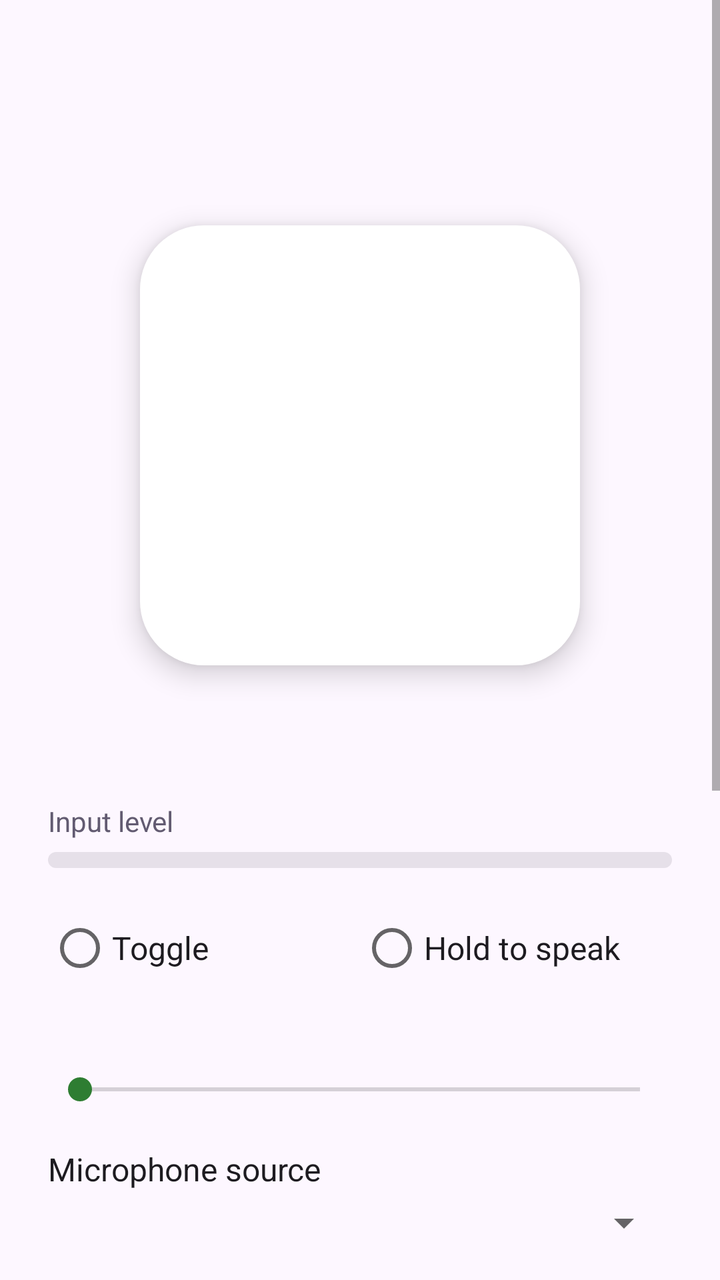
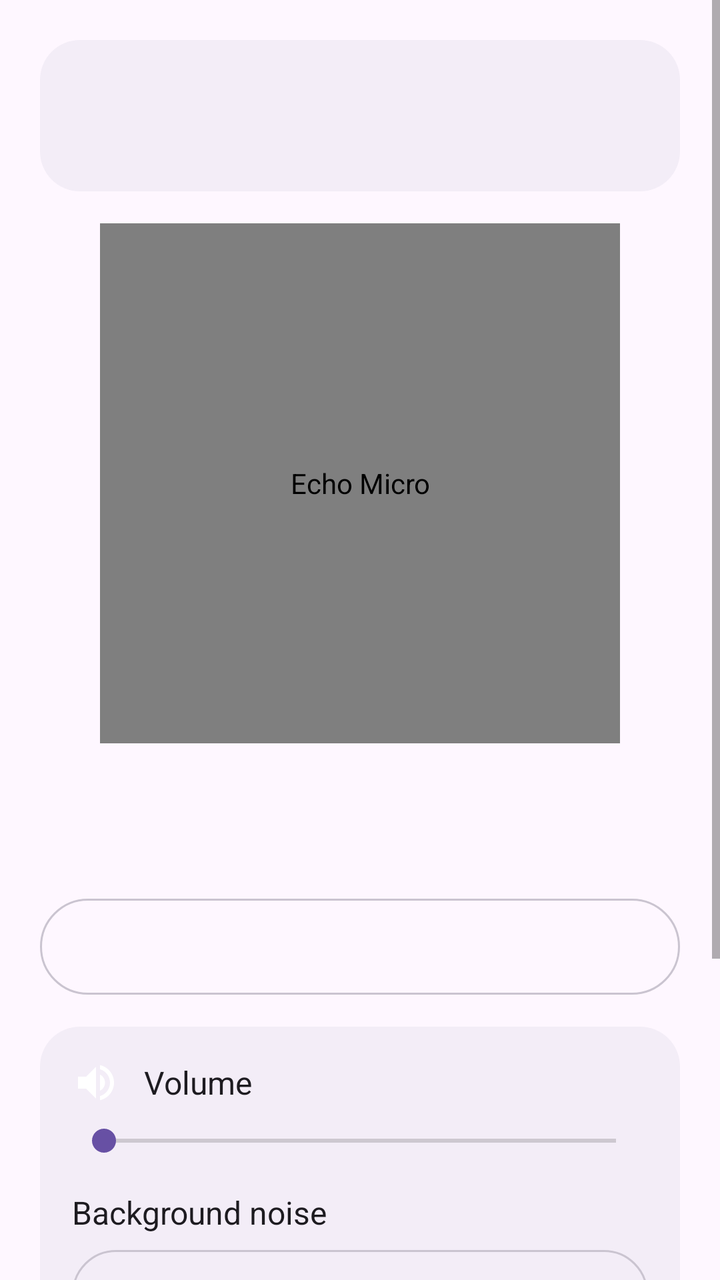

Two renders of the same Android screen: before a commit and after it. Below are the layout's source before the change and the commit's diff.
<!-- AndroidManifest.xml: application theme AppTheme -->
<!-- res/layout/activity_main.xml -->
<?xml version="1.0" encoding="utf-8"?>
<ScrollView xmlns:android="http://schemas.android.com/apk/res/android"
  android:layout_width="match_parent"
  android:layout_height="match_parent"
  android:fillViewport="true">

  <LinearLayout
    android:id="@+id/root"
    android:layout_width="match_parent"
    android:layout_height="wrap_content"
    android:gravity="center_horizontal"
    android:orientation="vertical"
    android:paddingLeft="24dp"
    android:paddingTop="32dp"
    android:paddingRight="24dp"
    android:paddingBottom="24dp">

    <TextView
      android:id="@+id/outputLabel"
      android:layout_width="match_parent"
      android:layout_height="wrap_content"
      android:gravity="center"
      android:textColor="@color/text_primary"
      android:textSize="20sp"
      android:textStyle="bold" />

    <TextView
      android:id="@+id/warningLabel"
      android:layout_width="match_parent"
      android:layout_height="wrap_content"
      android:layout_marginTop="4dp"
      android:gravity="center"
      android:text="@string/feedback_warning"
      android:textColor="@color/warning"
      android:textSize="14sp"
      android:visibility="gone" />

    <TextView
      android:id="@+id/statusLabel"
      android:layout_width="match_parent"
      android:layout_height="wrap_content"
      android:layout_marginTop="8dp"
      android:gravity="center"
      android:textColor="@color/text_secondary"
      android:textSize="16sp" />

    <Space
      android:layout_width="match_parent"
      android:layout_height="0dp"
      android:layout_weight="1"
      android:minHeight="24dp" />

    <FrameLayout
      android:id="@+id/micButton"
      android:layout_width="220dp"
      android:layout_height="220dp"
      android:background="@drawable/mic_button"
      android:clickable="true"
      android:elevation="8dp"
      android:focusable="true">

      <ImageView
        android:id="@+id/micIcon"
        android:layout_width="96dp"
        android:layout_height="96dp"
        android:layout_gravity="center"
        android:importantForAccessibility="no"
        android:src="@drawable/ic_mic" />
    </FrameLayout>

    <TextView
      android:id="@+id/hintLabel"
      android:layout_width="wrap_content"
      android:layout_height="wrap_content"
      android:layout_marginTop="20dp"
      android:textColor="@color/text_secondary"
      android:textSize="18sp" />

    <TextView
      android:layout_width="match_parent"
      android:layout_height="wrap_content"
      android:layout_marginTop="24dp"
      android:text="@string/level"
      android:textColor="@color/text_secondary"
      android:textSize="14sp" />

    <ProgressBar
      android:id="@+id/levelBar"
      style="@android:style/Widget.ProgressBar.Horizontal"
      android:layout_width="match_parent"
      android:layout_height="8dp"
      android:layout_marginTop="6dp"
      android:max="100"
      android:progressDrawable="@drawable/level_bar" />

    <Space
      android:layout_width="match_parent"
      android:layout_height="0dp"
      android:layout_weight="1"
      android:minHeight="24dp" />

    <RadioGroup
      android:id="@+id/modeGroup"
      android:layout_width="match_parent"
      android:layout_height="wrap_content"
      android:orientation="horizontal">

      <RadioButton
        android:id="@+id/modeToggle"
        android:layout_width="0dp"
        android:layout_height="wrap_content"
        android:layout_weight="1"
        android:text="@string/mode_toggle"
        android:textColor="@color/text_primary"
        android:textSize="16sp" />

      <RadioButton
        android:id="@+id/modeHold"
        android:layout_width="0dp"
        android:layout_height="wrap_content"
        android:layout_weight="1"
        android:text="@string/mode_hold"
        android:textColor="@color/text_primary"
        android:textSize="16sp" />
    </RadioGroup>

    <TextView
      android:id="@+id/gainLabel"
      android:layout_width="match_parent"
      android:layout_height="wrap_content"
      android:layout_marginTop="20dp"
      android:textColor="@color/text_primary"
      android:textSize="16sp" />

    <SeekBar
      android:id="@+id/gainBar"
      android:layout_width="match_parent"
      android:layout_height="wrap_content"
      android:layout_marginTop="4dp"
      android:max="200" />

    <TextView
      android:layout_width="match_parent"
      android:layout_height="wrap_content"
      android:layout_marginTop="20dp"
      android:text="@string/source"
      android:textColor="@color/text_primary"
      android:textSize="16sp" />

    <Spinner
      android:id="@+id/sourceSpinner"
      android:layout_width="match_parent"
      android:layout_height="wrap_content"
      android:layout_marginTop="4dp" />

    <Switch
      android:id="@+id/guardSwitch"
      android:layout_width="match_parent"
      android:layout_height="wrap_content"
      android:layout_marginTop="20dp"
      android:text="@string/guard_speaker"
      android:textColor="@color/text_primary"
      android:textSize="16sp" />

    <Switch
      android:id="@+id/feedbackSwitch"
      android:layout_width="match_parent"
      android:layout_height="wrap_content"
      android:layout_marginTop="12dp"
      android:text="@string/feedback"
      android:textColor="@color/text_primary"
      android:textSize="16sp" />

    <Switch
      android:id="@+id/denoiseSwitch"
      android:layout_width="match_parent"
      android:layout_height="wrap_content"
      android:layout_marginTop="12dp"
      android:text="@string/denoise"
      android:textColor="@color/text_primary"
      android:textSize="16sp" />

    <Switch
      android:id="@+id/shiftSwitch"
      android:layout_width="match_parent"
      android:layout_height="wrap_content"
      android:layout_marginTop="12dp"
      android:text="@string/shift"
      android:textColor="@color/text_primary"
      android:textSize="16sp" />

    <Switch
      android:id="@+id/highPassSwitch"
      android:layout_width="match_parent"
      android:layout_height="wrap_content"
      android:layout_marginTop="12dp"
      android:text="@string/high_pass"
      android:textColor="@color/text_primary"
      android:textSize="16sp" />

    <Switch
      android:id="@+id/limiterSwitch"
      android:layout_width="match_parent"
      android:layout_height="wrap_content"
      android:layout_marginTop="12dp"
      android:text="@string/limiter"
      android:textColor="@color/text_primary"
      android:textSize="16sp" />

    <Switch
      android:id="@+id/micDirSwitch"
      android:layout_width="match_parent"
      android:layout_height="wrap_content"
      android:layout_marginTop="12dp"
      android:text="@string/mic_direction"
      android:textColor="@color/text_primary"
      android:textSize="16sp" />

    <Switch
      android:id="@+id/systemNsSwitch"
      android:layout_width="match_parent"
      android:layout_height="wrap_content"
      android:layout_marginTop="12dp"
      android:text="@string/system_ns"
      android:textColor="@color/text_primary"
      android:textSize="16sp" />

    <Button
      android:id="@+id/stopButton"
      style="@android:style/Widget.Material.Button.Borderless.Colored"
      android:layout_width="wrap_content"
      android:layout_height="wrap_content"
      android:layout_marginTop="16dp"
      android:text="@string/stop_service"
      android:visibility="gone" />
  </LinearLayout>
</ScrollView>
<!-- resources referenced by this layout -->
<resources>
  <color name="text_primary">#FF1D1B20</color>
  <color name="text_secondary">#FF625B71</color>
  <color name="warning">#FFB3261E</color>
  <!-- drawable ic_mic (drawable) -->
  <?xml version="1.0" encoding="utf-8"?>
  <vector xmlns:android="http://schemas.android.com/apk/res/android"
    android:width="24dp"
    android:height="24dp"
    android:viewportWidth="24"
    android:viewportHeight="24">
    <path
      android:fillColor="#FFFFFFFF"
      android:pathData="M12,14c1.66,0 3,-1.34 3,-3V5c0,-1.66 -1.34,-3 -3,-3S9,3.34 9,5v6c0,1.66 1.34,3 3,3zM17.3,11c0,3 -2.54,5.1 -5.3,5.1S6.7,14 6.7,11H5c0,3.41 2.72,6.23 6,6.72V21h2v-3.28c3.28,-0.48 6,-3.3 6,-6.72h-1.7z" />
  </vector>
  <!-- drawable level_bar (drawable) -->
  <?xml version="1.0" encoding="utf-8"?>
  <layer-list xmlns:android="http://schemas.android.com/apk/res/android">
    <item android:id="@android:id/background">
      <shape>
        <corners android:radius="4dp" />
        <solid android:color="@color/level_track" />
      </shape>
    </item>
    <item android:id="@android:id/progress">
      <clip>
        <shape>
          <corners android:radius="4dp" />
          <solid android:color="@color/level_fill" />
        </shape>
      </clip>
    </item>
  </layer-list>
  <!-- drawable mic_button (drawable) -->
  <?xml version="1.0" encoding="utf-8"?>
  <shape xmlns:android="http://schemas.android.com/apk/res/android" android:shape="rectangle">
    <corners android:radius="32dp" />
    <solid android:color="#FFFFFFFF" />
  </shape>
  <string name="denoise">Advanced noise reduction (RNNoise, +10–20 ms)</string>
  <string name="feedback">Automatic feedback (howl) suppressor</string>
  <string name="feedback_warning">The mic will hear the phone speaker and squeal</string>
  <string name="guard_speaker">Block when playing through the phone speaker</string>
  <string name="high_pass">Cut low rumble (below 120 Hz)</string>
  <string name="level">Input level</string>
  <string name="limiter">Limiter (protects the speaker)</string>
  <string name="mic_direction">Directional mic, facing you (if the phone supports it)</string>
  <string name="mode_hold">Hold to speak</string>
  <string name="mode_toggle">Toggle</string>
  <string name="shift">Extra anti-feedback (shift voice 5 Hz; speech only)</string>
  <string name="source">Microphone source</string>
  <string name="stop_service">Stop</string>
  <string name="system_ns">Phone noise suppression</string>
  <style name="AppTheme" parent="@android:style/Theme.Material.Light.NoActionBar">
      <item name="android:windowBackground">@color/background</item>
      <item name="android:statusBarColor">@color/background</item>
      <item name="android:navigationBarColor">@color/background</item>
      <item name="android:windowLightStatusBar">true</item>
      <item name="android:colorAccent">@color/mic_active</item>
    </style>
  <color name="level_track">#FFE6E0E9</color>
  <color name="level_fill">#FF2E7D32</color>
  <color name="background">#FFFDF7FF</color>
  <color name="mic_active">#FF2E7D32</color>
</resources>

<!-- the commit's change to res/layout/activity_main.xml (unified diff, before → after) -->
@@ -5,232 +5,286 @@
   android:fillViewport="true">
 
   <LinearLayout
-    android:id="@+id/root"
     android:layout_width="match_parent"
     android:layout_height="wrap_content"
-    android:gravity="center_horizontal"
     android:orientation="vertical"
-    android:paddingLeft="24dp"
-    android:paddingTop="32dp"
-    android:paddingRight="24dp"
+    android:paddingLeft="20dp"
+    android:paddingTop="20dp"
+    android:paddingRight="20dp"
     android:paddingBottom="24dp">
 
+    
+    <LinearLayout
+      android:id="@+id/outputCard"
+      android:layout_width="match_parent"
+      android:layout_height="wrap_content"
+      android:background="@drawable/card_bg"
+      android:gravity="center_vertical"
+      android:orientation="horizontal"
+      android:padding="16dp">
+
+      <ImageView
+        android:id="@+id/outputIcon"
+        android:layout_width="32dp"
+        android:layout_height="32dp"
+        android:importantForAccessibility="no" />
+
+      <LinearLayout
+        android:layout_width="0dp"
+        android:layout_height="wrap_content"
+        android:layout_marginLeft="14dp"
+        android:layout_weight="1"
+        android:orientation="vertical">
+
+        <TextView
+          android:id="@+id/outputTitle"
+          android:layout_width="match_parent"
+          android:layout_height="wrap_content"
+          android:textColor="@color/text_primary"
+          android:textSize="17sp"
+          android:textStyle="bold" />
+
+        <TextView
+          android:id="@+id/outputSubtitle"
+          android:layout_width="match_parent"
+          android:layout_height="wrap_content"
+          android:layout_marginTop="2dp"
+          android:textColor="@color/text_secondary"
+          android:textSize="14sp" />
+      </LinearLayout>
+    </LinearLayout>
+
+    
+    <Space
+      android:layout_width="match_parent"
+      android:layout_height="0dp"
+      android:layout_weight="1"
+      android:minHeight="16dp" />
+
+    <com.github.warren_bank.echo.MicButtonView
+      android:id="@+id/micButton"
+      android:layout_width="260dp"
+      android:layout_height="260dp"
+      android:layout_gravity="center_horizontal"
+      android:contentDescription="@string/app_name" />
+
     <TextView
-      android:id="@+id/outputLabel"
-      android:layout_width="match_parent"
-      android:layout_height="wrap_content"
+      android:id="@+id/statusLabel"
+      android:layout_width="match_parent"
+      android:layout_height="wrap_content"
+      android:layout_marginTop="8dp"
       android:gravity="center"
       android:textColor="@color/text_primary"
-      android:textSize="20sp"
+      android:textSize="22sp"
       android:textStyle="bold" />
 
     <TextView
-      android:id="@+id/warningLabel"
+      android:id="@+id/hintLabel"
       android:layout_width="match_parent"
       android:layout_height="wrap_content"
       android:layout_marginTop="4dp"
       android:gravity="center"
-      android:text="@string/feedback_warning"
-      android:textColor="@color/warning"
-      android:textSize="14sp"
-      android:visibility="gone" />
-
-    <TextView
-      android:id="@+id/statusLabel"
-      android:layout_width="match_parent"
-      android:layout_height="wrap_content"
-      android:layout_marginTop="8dp"
-      android:gravity="center"
       android:textColor="@color/text_secondary"
-      android:textSize="16sp" />
+      android:textSize="15sp" />
 
     <Space
       android:layout_width="match_parent"
       android:layout_height="0dp"
       android:layout_weight="1"
-      android:minHeight="24dp" />
-
-    <FrameLayout
-      android:id="@+id/micButton"
-      android:layout_width="220dp"
-      android:layout_height="220dp"
-      android:background="@drawable/mic_button"
+      android:minHeight="16dp" />
+
+    
+    <LinearLayout
+      android:id="@+id/modeSegment"
+      android:layout_width="match_parent"
+      android:layout_height="48dp"
+      android:background="@drawable/seg_container"
+      android:orientation="horizontal"
+      android:padding="4dp" />
+
+    <LinearLayout
+      android:layout_width="match_parent"
+      android:layout_height="wrap_content"
+      android:layout_marginTop="16dp"
+      android:background="@drawable/card_bg"
+      android:orientation="vertical"
+      android:padding="16dp">
+
+      <LinearLayout
+        android:layout_width="match_parent"
+        android:layout_height="wrap_content"
+        android:gravity="center_vertical"
+        android:orientation="horizontal">
+
+        <ImageView
+          android:id="@+id/volumeIcon"
+          android:layout_width="24dp"
+          android:layout_height="24dp"
+          android:importantForAccessibility="no"
+          android:src="@drawable/ic_speaker" />
+
+        <TextView
+          android:layout_width="0dp"
+          android:layout_height="wrap_content"
+          android:layout_marginLeft="12dp"
+          android:layout_weight="1"
+          android:text="@string/volume"
+          android:textColor="@color/text_primary"
+          android:textSize="16sp" />
+
+        <TextView
+          android:id="@+id/gainValue"
+          android:layout_width="wrap_content"
+          android:layout_height="wrap_content"
+          android:textColor="@color/text_secondary"
+          android:textSize="16sp" />
+      </LinearLayout>
+
+      <SeekBar
+        android:id="@+id/gainBar"
+        android:layout_width="match_parent"
+        android:layout_height="wrap_content"
+        android:layout_marginTop="8dp" />
+
+      <TextView
+        android:layout_width="match_parent"
+        android:layout_height="wrap_content"
+        android:layout_marginTop="16dp"
+        android:text="@string/noise_title"
+        android:textColor="@color/text_primary"
+        android:textSize="16sp" />
+
+      <LinearLayout
+        android:id="@+id/noiseSegment"
+        android:layout_width="match_parent"
+        android:layout_height="44dp"
+        android:layout_marginTop="8dp"
+        android:background="@drawable/seg_container"
+        android:orientation="horizontal"
+        android:padding="4dp" />
+
+      <TextView
+        android:layout_width="match_parent"
+        android:layout_height="wrap_content"
+        android:layout_marginTop="16dp"
+        android:text="@string/howl_title"
+        android:textColor="@color/text_primary"
+        android:textSize="16sp" />
+
+      <LinearLayout
+        android:id="@+id/howlSegment"
+        android:layout_width="match_parent"
+        android:layout_height="44dp"
+        android:layout_marginTop="8dp"
+        android:background="@drawable/seg_container"
+        android:orientation="horizontal"
+        android:padding="4dp" />
+    </LinearLayout>
+
+    
+    <LinearLayout
+      android:id="@+id/advancedHeader"
+      android:layout_width="match_parent"
+      android:layout_height="48dp"
+      android:layout_marginTop="8dp"
+      android:background="?android:attr/selectableItemBackground"
       android:clickable="true"
-      android:elevation="8dp"
-      android:focusable="true">
+      android:focusable="true"
+      android:gravity="center_vertical"
+      android:orientation="horizontal"
+      android:paddingLeft="4dp"
+      android:paddingRight="4dp">
+
+      <TextView
+        android:layout_width="0dp"
+        android:layout_height="wrap_content"
+        android:layout_weight="1"
+        android:text="@string/advanced"
+        android:textColor="@color/text_secondary"
+        android:textSize="15sp" />
 
       <ImageView
-        android:id="@+id/micIcon"
-        android:layout_width="96dp"
-        android:layout_height="96dp"
-        android:layout_gravity="center"
+        android:id="@+id/advancedArrow"
+        android:layout_width="24dp"
+        android:layout_height="24dp"
         android:importantForAccessibility="no"
-        android:src="@drawable/ic_mic" />
-    </FrameLayout>
-
-    <TextView
-      android:id="@+id/hintLabel"
-      android:layout_width="wrap_content"
-      android:layout_height="wrap_content"
-      android:layout_marginTop="20dp"
-      android:textColor="@color/text_secondary"
-      android:textSize="18sp" />
-
-    <TextView
-      android:layout_width="match_parent"
-      android:layout_height="wrap_content"
-      android:layout_marginTop="24dp"
-      android:text="@string/level"
-      android:textColor="@color/text_secondary"
-      android:textSize="14sp" />
-
-    <ProgressBar
-      android:id="@+id/levelBar"
-      style="@android:style/Widget.ProgressBar.Horizontal"
-      android:layout_width="match_parent"
-      android:layout_height="8dp"
-      android:layout_marginTop="6dp"
-      android:max="100"
-      android:progressDrawable="@drawable/level_bar" />
-
-    <Space
-      android:layout_width="match_parent"
-      android:layout_height="0dp"
-      android:layout_weight="1"
-      android:minHeight="24dp" />
-
-    <RadioGroup
-      android:id="@+id/modeGroup"
-      android:layout_width="match_parent"
-      android:layout_height="wrap_content"
-      android:orientation="horizontal">
-
-      <RadioButton
-        android:id="@+id/modeToggle"
-        android:layout_width="0dp"
-        android:layout_height="wrap_content"
-        android:layout_weight="1"
-        android:text="@string/mode_toggle"
-        android:textColor="@color/text_primary"
-        android:textSize="16sp" />
-
-      <RadioButton
-        android:id="@+id/modeHold"
-        android:layout_width="0dp"
-        android:layout_height="wrap_content"
-        android:layout_weight="1"
-        android:text="@string/mode_hold"
-        android:textColor="@color/text_primary"
-        android:textSize="16sp" />
-    </RadioGroup>
-
-    <TextView
-      android:id="@+id/gainLabel"
-      android:layout_width="match_parent"
-      android:layout_height="wrap_content"
-      android:layout_marginTop="20dp"
-      android:textColor="@color/text_primary"
-      android:textSize="16sp" />
-
-    <SeekBar
-      android:id="@+id/gainBar"
-      android:layout_width="match_parent"
-      android:layout_height="wrap_content"
-      android:layout_marginTop="4dp"
-      android:max="200" />
-
-    <TextView
-      android:layout_width="match_parent"
-      android:layout_height="wrap_content"
-      android:layout_marginTop="20dp"
-      android:text="@string/source"
-      android:textColor="@color/text_primary"
-      android:textSize="16sp" />
-
-    <Spinner
-      android:id="@+id/sourceSpinner"
-      android:layout_width="match_parent"
-      android:layout_height="wrap_content"
-      android:layout_marginTop="4dp" />
-
-    <Switch
-      android:id="@+id/guardSwitch"
-      android:layout_width="match_parent"
-      android:layout_height="wrap_content"
-      android:layout_marginTop="20dp"
-      android:text="@string/guard_speaker"
-      android:textColor="@color/text_primary"
-      android:textSize="16sp" />
-
-    <Switch
-      android:id="@+id/feedbackSwitch"
-      android:layout_width="match_parent"
-      android:layout_height="wrap_content"
-      android:layout_marginTop="12dp"
-      android:text="@string/feedback"
-      android:textColor="@color/text_primary"
-      android:textSize="16sp" />
-
-    <Switch
-      android:id="@+id/denoiseSwitch"
-      android:layout_width="match_parent"
-      android:layout_height="wrap_content"
-      android:layout_marginTop="12dp"
-      android:text="@string/denoise"
-      android:textColor="@color/text_primary"
-      android:textSize="16sp" />
-
-    <Switch
-      android:id="@+id/shiftSwitch"
-      android:layout_width="match_parent"
-      android:layout_height="wrap_content"
-      android:layout_marginTop="12dp"
-      android:text="@string/shift"
-      android:textColor="@color/text_primary"
-      android:textSize="16sp" />
-
-    <Switch
-      android:id="@+id/highPassSwitch"
-      android:layout_width="match_parent"
-      android:layout_height="wrap_content"
-      android:layout_marginTop="12dp"
-      android:text="@string/high_pass"
-      android:textColor="@color/text_primary"
-      android:textSize="16sp" />
-
-    <Switch
-      android:id="@+id/limiterSwitch"
-      android:layout_width="match_parent"
-      android:layout_height="wrap_content"
-      android:layout_marginTop="12dp"
-      android:text="@string/limiter"
-      android:textColor="@color/text_primary"
-      android:textSize="16sp" />
-
-    <Switch
-      android:id="@+id/micDirSwitch"
-      android:layout_width="match_parent"
-      android:layout_height="wrap_content"
-      android:layout_marginTop="12dp"
-      android:text="@string/mic_direction"
-      android:textColor="@color/text_primary"
-      android:textSize="16sp" />
-
-    <Switch
-      android:id="@+id/systemNsSwitch"
-      android:layout_width="match_parent"
-      android:layout_height="wrap_content"
-      android:layout_marginTop="12dp"
-      android:text="@string/system_ns"
-      android:textColor="@color/text_primary"
-      android:textSize="16sp" />
+        android:src="@drawable/ic_expand" />
+    </LinearLayout>
+
+    <LinearLayout
+      android:id="@+id/advancedPanel"
+      android:layout_width="match_parent"
+      android:layout_height="wrap_content"
+      android:background="@drawable/card_bg"
+      android:orientation="vertical"
+      android:padding="16dp"
+      android:visibility="gone">
+
+      <Switch
+        android:id="@+id/guardSwitch"
+        android:layout_width="match_parent"
+        android:layout_height="wrap_content"
+        android:text="@string/guard_speaker"
+        android:textColor="@color/text_primary"
+        android:textSize="15sp" />
+
+      <Switch
+        android:id="@+id/highPassSwitch"
+        android:layout_width="match_parent"
+        android:layout_height="wrap_content"
+        android:layout_marginTop="14dp"
+        android:text="@string/high_pass"
+        android:textColor="@color/text_primary"
+        android:textSize="15sp" />
+
+      <Switch
+        android:id="@+id/limiterSwitch"
+        android:layout_width="match_parent"
+        android:layout_height="wrap_content"
+        android:layout_marginTop="14dp"
+        android:text="@string/limiter"
+        android:textColor="@color/text_primary"
+        android:textSize="15sp" />
+
+      <Switch
+        android:id="@+id/micDirSwitch"
+        android:layout_width="match_parent"
+        android:layout_height="wrap_content"
+        android:layout_marginTop="14dp"
+        android:text="@string/mic_direction"
+        android:textColor="@color/text_primary"
+        android:textSize="15sp" />
+
+      <TextView
+        android:layout_width="match_parent"
+        android:layout_height="wrap_content"
+        android:layout_marginTop="18dp"
+        android:text="@string/source"
+        android:textColor="@color/text_primary"
+        android:textSize="15sp" />
+
+      <Spinner
+        android:id="@+id/sourceSpinner"
+        android:layout_width="match_parent"
+        android:layout_height="wrap_content"
+        android:layout_marginTop="4dp" />
+
+      <TextView
+        android:id="@+id/advancedInfo"
+        android:layout_width="match_parent"
+        android:layout_height="wrap_content"
+        android:layout_marginTop="14dp"
+        android:textColor="@color/text_secondary"
+        android:textSize="13sp" />
+    </LinearLayout>
 
     <Button
       android:id="@+id/stopButton"
       style="@android:style/Widget.Material.Button.Borderless.Colored"
       android:layout_width="wrap_content"
       android:layout_height="wrap_content"
-      android:layout_marginTop="16dp"
+      android:layout_gravity="center_horizontal"
+      android:layout_marginTop="8dp"
       android:text="@string/stop_service"
       android:visibility="gone" />
   </LinearLayout>
<!-- resource entries referenced after the edit -->
@@ -1,9 +1,14 @@
 <!-- resources referenced by this layout -->
 <resources>
   <color name="text_primary">#FF1D1B20</color>
-  <color name="text_secondary">#FF625B71</color>
-  <color name="warning">#FFB3261E</color>
-  <!-- drawable ic_mic (drawable) -->
+  <color name="text_secondary">#FF49454F</color>
+  <!-- drawable card_bg (drawable) -->
+  <?xml version="1.0" encoding="utf-8"?>
+  <shape xmlns:android="http://schemas.android.com/apk/res/android" android:shape="rectangle">
+    <corners android:radius="20dp" />
+    <solid android:color="@color/surface" />
+  </shape>
+  <!-- drawable ic_expand (drawable) -->
   <?xml version="1.0" encoding="utf-8"?>
   <vector xmlns:android="http://schemas.android.com/apk/res/android"
     android:width="24dp"
@@ -12,56 +17,46 @@
     android:viewportHeight="24">
     <path
       android:fillColor="#FFFFFFFF"
-      android:pathData="M12,14c1.66,0 3,-1.34 3,-3V5c0,-1.66 -1.34,-3 -3,-3S9,3.34 9,5v6c0,1.66 1.34,3 3,3zM17.3,11c0,3 -2.54,5.1 -5.3,5.1S6.7,14 6.7,11H5c0,3.41 2.72,6.23 6,6.72V21h2v-3.28c3.28,-0.48 6,-3.3 6,-6.72h-1.7z" />
+      android:pathData="M16.59,8.59L12,13.17 7.41,8.59 6,10l6,6 6,-6z" />
   </vector>
-  <!-- drawable level_bar (drawable) -->
+  <!-- drawable ic_speaker (drawable) -->
   <?xml version="1.0" encoding="utf-8"?>
-  <layer-list xmlns:android="http://schemas.android.com/apk/res/android">
-    <item android:id="@android:id/background">
-      <shape>
-        <corners android:radius="4dp" />
-        <solid android:color="@color/level_track" />
-      </shape>
-    </item>
-    <item android:id="@android:id/progress">
-      <clip>
-        <shape>
-          <corners android:radius="4dp" />
-          <solid android:color="@color/level_fill" />
-        </shape>
-      </clip>
-    </item>
-  </layer-list>
-  <!-- drawable mic_button (drawable) -->
+  <vector xmlns:android="http://schemas.android.com/apk/res/android"
+    android:width="24dp"
+    android:height="24dp"
+    android:viewportWidth="24"
+    android:viewportHeight="24">
+    <path
+      android:fillColor="#FFFFFFFF"
+      android:pathData="M3,9v6h4l5,5V4L7,9H3zM16.5,12c0,-1.77 -1.02,-3.29 -2.5,-4.03v8.05c1.48,-0.73 2.5,-2.25 2.5,-4.02zM14,3.23v2.06c2.89,0.86 5,3.54 5,6.71s-2.11,5.85 -5,6.71v2.06c4.01,-0.91 7,-4.49 7,-8.77s-2.99,-7.86 -7,-8.77z" />
+  </vector>
+  <!-- drawable seg_container (drawable) -->
   <?xml version="1.0" encoding="utf-8"?>
   <shape xmlns:android="http://schemas.android.com/apk/res/android" android:shape="rectangle">
-    <corners android:radius="32dp" />
-    <solid android:color="#FFFFFFFF" />
+    <corners android:radius="24dp" />
+    <stroke android:width="1dp" android:color="@color/outline" />
   </shape>
-  <string name="denoise">Advanced noise reduction (RNNoise, +10–20 ms)</string>
-  <string name="feedback">Automatic feedback (howl) suppressor</string>
-  <string name="feedback_warning">The mic will hear the phone speaker and squeal</string>
+  <string name="advanced">Advanced</string>
+  <string name="app_name">Echo Micro</string>
   <string name="guard_speaker">Block when playing through the phone speaker</string>
   <string name="high_pass">Cut low rumble (below 120 Hz)</string>
-  <string name="level">Input level</string>
+  <string name="howl_title">Howl protection</string>
   <string name="limiter">Limiter (protects the speaker)</string>
-  <string name="mic_direction">Directional mic, facing you (if the phone supports it)</string>
-  <string name="mode_hold">Hold to speak</string>
-  <string name="mode_toggle">Toggle</string>
-  <string name="shift">Extra anti-feedback (shift voice 5 Hz; speech only)</string>
+  <string name="mic_direction">Directional mic, facing you (if supported)</string>
+  <string name="noise_title">Background noise</string>
   <string name="source">Microphone source</string>
-  <string name="stop_service">Stop</string>
-  <string name="system_ns">Phone noise suppression</string>
+  <string name="stop_service">Turn off microphone</string>
+  <string name="volume">Volume</string>
   <style name="AppTheme" parent="@android:style/Theme.Material.Light.NoActionBar">
       <item name="android:windowBackground">@color/background</item>
       <item name="android:statusBarColor">@color/background</item>
       <item name="android:navigationBarColor">@color/background</item>
       <item name="android:windowLightStatusBar">true</item>
-      <item name="android:colorAccent">@color/mic_active</item>
+      <item name="android:colorAccent">@color/accent</item>
     </style>
-  <color name="level_track">#FFE6E0E9</color>
-  <color name="level_fill">#FF2E7D32</color>
-  <color name="background">#FFFDF7FF</color>
-  <color name="mic_active">#FF2E7D32</color>
+  <color name="surface">#FFF3EDF7</color>
+  <color name="outline">#FFCAC4D0</color>
+  <color name="background">#FFFEF7FF</color>
+  <color name="accent">#FF6750A4</color>
 </resources>
 
